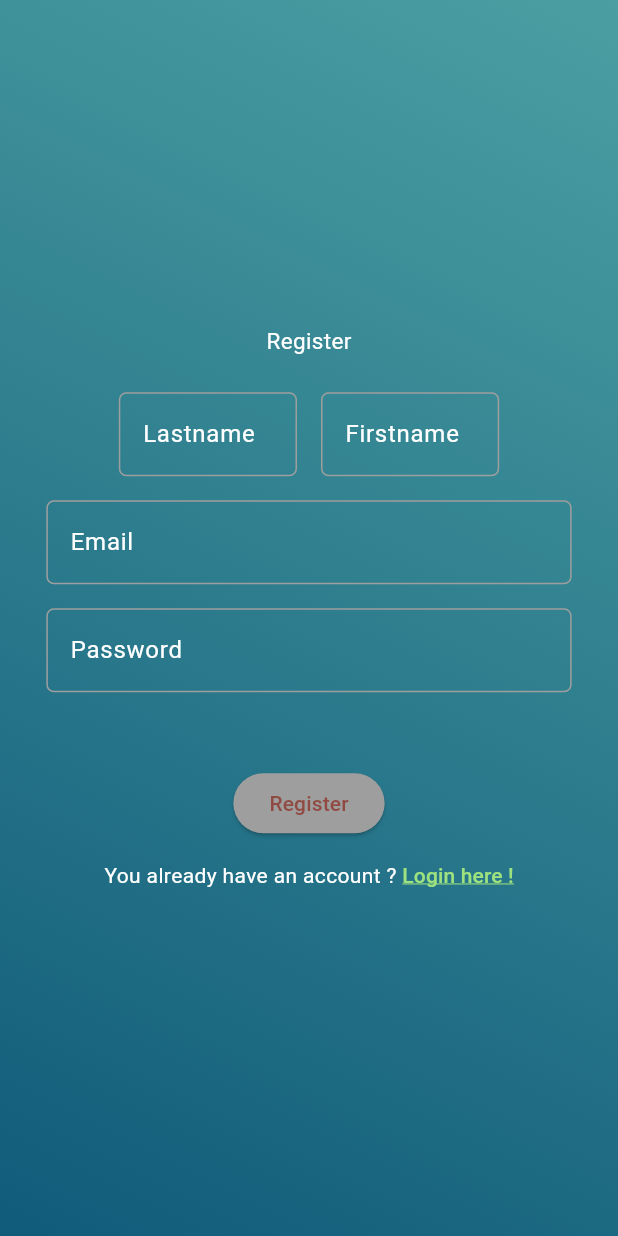
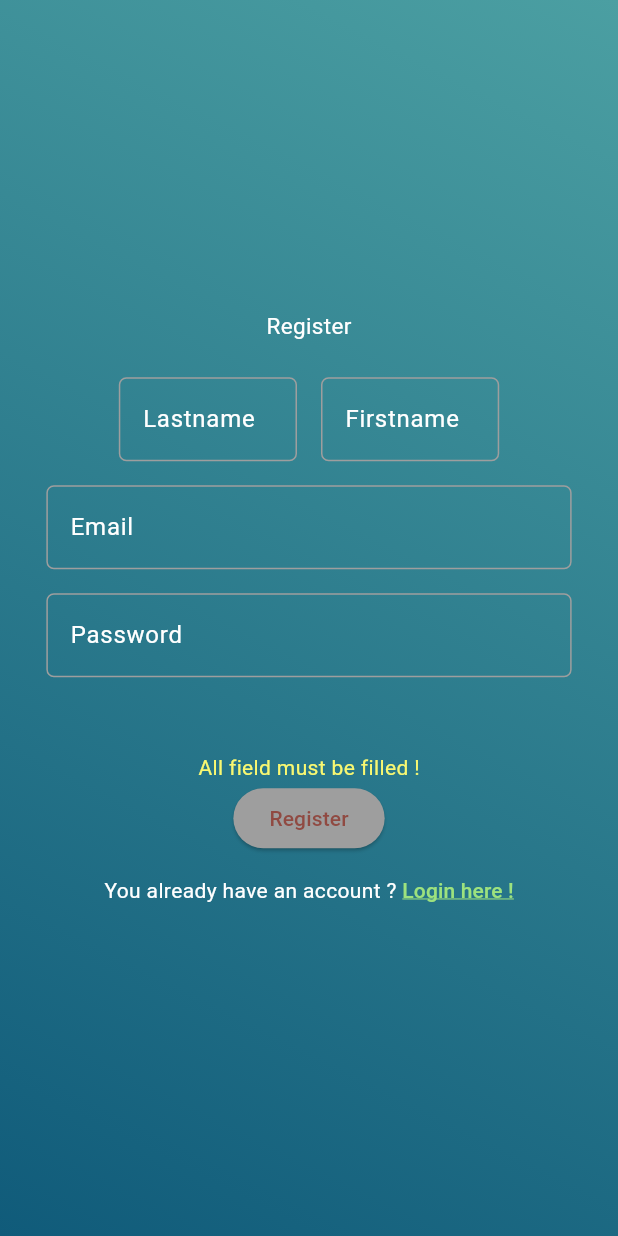
Before and after one commit to FischingSensei/mobile_app, a Flutter app: the screen it shows after launch, after a tap on "Login", after a tap on "here !", after a tap on "Register", on a phone screen of 412 x 824 dp. Run offline on Flutter 3.47's test engine with Material 3 defaults, Android fonts, the phone set to English and light mode, and no system bars; our stand-ins replace flutter_dotenv; accounts and stored records are empty.

Commit message:
[ADD] abstraction and reduce code duplication

```diff
--- /dev/null
+++ b/lib/login/screens/abstract_form_screen.dart
@@ -0,0 +1,91 @@
+import 'dart:collection';
+
+import 'package:fishing_sensei/login/widgets/auth_form.dart';
+import 'package:fishing_sensei/login/widgets/login_form_widget.dart';
+import 'package:fishing_sensei/login/widgets/register_form_widget.dart';
+import 'package:flutter/cupertino.dart';
+import 'package:flutter/material.dart';
+
+import '../../home/screens/home_screen.dart';
+import '../../theme.dart';
+import '../service/auth_service.dart';
+import '../service/dto/auth_response.dart';
+import '../widgets/auth_button_widget.dart';
+
+abstract class AFormScreen extends StatefulWidget {
+
+  final String formType;
+
+  const AFormScreen({ required this.formType, super.key });
+
+  @override
+  State<StatefulWidget> createState();
+}
+
+abstract class AFormScreenState extends State<AFormScreen> {
+
+  bool isRequesting = false;
+  AuthResponse response = AuthResponse(false, "");
+
+  Future<bool> requestApi(BuildContext context, AAuthForm form) async {
+    setState(() {
+      response = AuthResponse(false, "");
+      isRequesting = true;
+    });
+
+    if (widget.formType == "Login") {
+      response = await AuthService.login(form as LoginForm);
+    } else {
+      response = await AuthService.register(form as RegisterForm);
+    }
+
+    if (response.success) {
+      Navigator.pushReplacement(
+        context,
+        MaterialPageRoute(builder: (context) => HomeScreen()));
+      return true;
+    }
+
+    setState(() {
+      isRequesting = false;
+    });
+
+    return false;
+  }
+
+  Widget displayErrorText() {
+    return (response.msg.isEmpty && response.success) ? SizedBox.shrink() :
+    Text(
+      response.msg,
+      style: TextStyle(
+          color: AppTheme.softYellow
+      ),
+    );
+  }
+
+  Widget handleRequest(BuildContext context, AAuthForm form) {
+    return (!isRequesting) ? AuthButton(
+        onPressed: () => requestApi(context, form),
+        child: Text(widget.formType)
+    ) : CircularProgressIndicator(
+      color: AppTheme.green,
+    );
+  }
+
+  List<Widget> baseFormScreenWidgetList(AAuthForm form) {
+    return [
+      displayErrorText(),
+      ConstrainedBox(
+        constraints: const BoxConstraints(
+          minWidth: 10,
+          maxWidth: 200
+        ),
+        child: handleRequest(context, form)
+      )
+    ];
+  }
+
+  // Just override request class
+  @override
+  Widget build(BuildContext context);
+}
--- a/lib/login/screens/auth_screen.dart
+++ b/lib/login/screens/auth_screen.dart
@@ -36,7 +36,8 @@ class _AuthScreenState extends State<AuthScreen> {
                 onPressed: () {
                   Navigator.pushReplacement(
                     context,
-                    MaterialPageRoute(builder: (context) => LoginScreen())
+                    MaterialPageRoute(
+                        builder: (context) => LoginScreen(formType: "Login"))
                   );
                 },
                 child: Text('Login')
@@ -52,7 +53,8 @@ class _AuthScreenState extends State<AuthScreen> {
                 onPressed: () {
                   Navigator.pushReplacement(
                       context,
-                      MaterialPageRoute(builder: (context) => RegisterScreen())
+                      MaterialPageRoute(
+                          builder: (context) => RegisterScreen(formType: 'Register',))
                   );
                 },
                 child: Text('Register')
--- a/lib/login/screens/login_screen.dart
+++ b/lib/login/screens/login_screen.dart
@@ -1,83 +1,30 @@
 import 'dart:math';
 
+import 'package:fishing_sensei/login/screens/abstract_form_screen.dart';
 import 'package:fishing_sensei/login/screens/register_screen.dart';
-import 'package:fishing_sensei/login/service/dto/auth_response.dart';
 import 'package:flutter/material.dart';
 
-import '../../home/screens/home_screen.dart';
 import '../../theme.dart';
 import '../../widgets/gradient_background.dart';
-import '../service/auth_service.dart';
-import '../widgets/auth_button_widget.dart';
 import '../widgets/login_form_widget.dart';
 
-class LoginScreen extends StatefulWidget {
+class LoginScreen extends AFormScreen {
 
-
-  LoginScreen({super.key});
+  const LoginScreen({ super.key, required super.formType });
 
   @override
-  State<LoginScreen> createState() => _LoginScreenState();
+  State<AFormScreen> createState() => _LoginScreenState();
 }
 
-class _LoginScreenState extends State<LoginScreen> {
+class _LoginScreenState extends AFormScreenState {
   late LoginForm loginForm;
 
-  bool _isRequesting = false;
-  AuthResponse _response = AuthResponse(false, "");
-
-  Future<bool> _sendAuthData(BuildContext context) async {
-
-    setState(() {
-      _isRequesting = true;
-    });
-
-    _response = await AuthService.login(loginForm);
-
-    if (_response.success) {
-      Navigator.pushReplacement(
-          context,
-          MaterialPageRoute(builder: (context) => HomeScreen()));
-      return true;
-    }
-
-    setState(() {
-      _isRequesting = false;
-    });
-    return false;
-  }
-
-  Widget _handleRequest(BuildContext context) {
-    return (!_isRequesting) ? AuthButton(
-        onPressed: () => _sendAuthData(context),
-        child: const Text("Login")
-    ) : CircularProgressIndicator(
-      color: AppTheme.green,
-    );
-  }
-
-  Widget _displayErrorText() {
-    return (_response.msg.isEmpty && _response.success) ? SizedBox.shrink() :
-        Text(
-          _response.msg,
-          style: TextStyle(
-            color: AppTheme.softYellow
-          ),
-        );
-  }
 
   List<Widget> _displayButton(BuildContext context) {
     return [
       Column(
         children: [
-          _displayErrorText(),
-          ConstrainedBox(
-            constraints: const BoxConstraints(
-                minWidth: 10,
-                maxWidth: 200
-            ),
-            child: _handleRequest(context)
-          ),
+          ...super.baseFormScreenWidgetList(loginForm),
           Row(
             children: [
               Text("Don't have an account? Register "),
@@ -89,7 +36,8 @@ class _LoginScreenState extends State<LoginScreen> {
                 onPressed: () => {
                   Navigator.pushReplacement(
                     context,
-                    MaterialPageRoute(builder: (context) => RegisterScreen())
+                    MaterialPageRoute(
+                        builder: (context) => RegisterScreen(formType: 'Register',))
                   )
                 },
                 child: Text(
--- a/lib/login/screens/register_screen.dart
+++ b/lib/login/screens/register_screen.dart
@@ -1,45 +1,30 @@
 import 'package:fishing_sensei/home/screens/home_screen.dart';
+import 'package:fishing_sensei/login/screens/abstract_form_screen.dart';
 import 'package:fishing_sensei/login/screens/login_screen.dart';
 import 'package:fishing_sensei/login/widgets/register_form_widget.dart';
 import 'package:flutter/material.dart';
 
 import '../../theme.dart';
 import '../../widgets/gradient_background.dart';
-import '../service/auth_service.dart';
-import '../widgets/auth_button_widget.dart';
 
-class RegisterScreen extends StatelessWidget {
+class RegisterScreen extends AFormScreen {
 
+
+  const RegisterScreen({super.key, required super.formType });
+
+  @override
+  State<AFormScreen> createState() => _RegisterScreenState();
+}
+
+class _RegisterScreenState extends AFormScreenState {
   late RegisterForm registerForm;
-
-  RegisterScreen({super.key});
-
-  Future<bool> _sendAuthData(BuildContext context) async {
-    bool success = await AuthService.register(registerForm);
-
-    if (success) {
-      Navigator.pushReplacement(
-        context,
-        MaterialPageRoute(builder: (context) => HomeScreen()));
-      return true;
-    }
-    return false;
-  }
 
   List<Widget> _displayButton(BuildContext context) {
     return [
       Column(
         children: [
-          ConstrainedBox(
-            constraints: const BoxConstraints(
-                minWidth: 100,
-                maxWidth: 200
-            ),
-            child: AuthButton(
-              onPressed: () => _sendAuthData(context),
-              child: const Text("Register")
-            )
-          ),
+          // Append element
+          ...super.baseFormScreenWidgetList(registerForm),
           Row(
             children: [
               Text("You already have an account ? "),
@@ -52,7 +37,8 @@ class RegisterScreen extends StatelessWidget {
                   context,
                   Navigator.pushReplacement(
                     context,
-                    MaterialPageRoute(builder: (context) => LoginScreen())
+                    MaterialPageRoute(
+                        builder: (context) => LoginScreen(formType: 'Login',))
                   )
                 },
                 child: Text(
--- a/lib/login/service/auth_service.dart
+++ b/lib/login/service/auth_service.dart
@@ -19,11 +19,17 @@ class AuthService {
 
   static Future<AuthResponse> login(LoginForm form) async {
     Uri uri = UrlBuilder().addPath("auth").uri();
+    final String email = form.getEmail();
+    final String password = form.getPassword();
+
+    if (email.isEmpty || password.isEmpty) {
+      return AuthResponse(false, "Email or password is empty !");
+    }
 
     Map<String, String> data = {
       "type": "Login",
-      "email": form.getEmail(),
-      "password": form.getPassword()
+      "email": email,
+      "password": password
     };
 
     final res = await http.post(
@@ -38,17 +44,28 @@ class AuthService {
     return AuthResponse(resData["code"] > 0, resData["msg"]);
   }
 
-  static Future<bool> register(RegisterForm form) async {
+  static Future<AuthResponse> register(RegisterForm form) async {
 
-    Uri uri = UrlBuilder().addPath("auth").uri();
+    final Uri uri = UrlBuilder().addPath("auth").uri();
+    final String email = form.getEmail();
+    final String password = form.getPassword();
+    final String firstname = form.getFirstname();
+    final String lastname = form.getLastname();
+
+    if (email.isEmpty ||
+        password.isEmpty ||
+        firstname.isEmpty ||
+        lastname.isEmpty) {
+      return AuthResponse(false, "All field must be filled !");
+    }
 
     Map<String, String> bodyData = {
       "type": "Register",
 
-      "firstname": form.getFirstname(),
-      "lastname": form.getLastname(),
-      "email": form.getEmail(),
-      "password": form.getPassword()
+      "firstname": firstname,
+      "lastname": lastname,
+      "email": email,
+      "password": password
     };
 
     final res = await http.post(
@@ -58,8 +75,7 @@ class AuthService {
       },
       body: jsonEncode(bodyData),
     );
-
     final resData = jsonDecode(res.body);
-    return resData["code"] > 0;
+    return AuthResponse(resData["code"] > 0, resData["msg"]);
   }
 }
--- /dev/null
+++ b/lib/login/widgets/auth_form.dart
@@ -0,0 +1,7 @@
+import 'package:flutter/cupertino.dart';
+
+abstract class AAuthForm extends StatefulWidget {
+
+  const AAuthForm({ super.key });
+
+}
--- a/lib/login/widgets/login_form_widget.dart
+++ b/lib/login/widgets/login_form_widget.dart
@@ -1,8 +1,9 @@
+import 'package:fishing_sensei/login/widgets/auth_form.dart';
 import 'package:fishing_sensei/widgets/controlled_text_fields_widget.dart';
 import 'package:fishing_sensei/widgets/text_form_widget.dart';
 import 'package:flutter/material.dart';
 
-class LoginForm extends StatefulWidget {
+class LoginForm extends AAuthForm {
 
   late ControlledTextField email;
   late ControlledTextField password;
--- a/lib/login/widgets/register_form_widget.dart
+++ b/lib/login/widgets/register_form_widget.dart
@@ -1,8 +1,9 @@
+import 'package:fishing_sensei/login/widgets/auth_form.dart';
 import 'package:fishing_sensei/widgets/controlled_text_fields_widget.dart';
 import 'package:fishing_sensei/widgets/text_form_widget.dart';
 import 'package:flutter/material.dart';
 
-class RegisterForm extends StatefulWidget {
+class RegisterForm extends AAuthForm {
 
   late ControlledTextField firstname;
   late ControlledTextField lastname;
```
